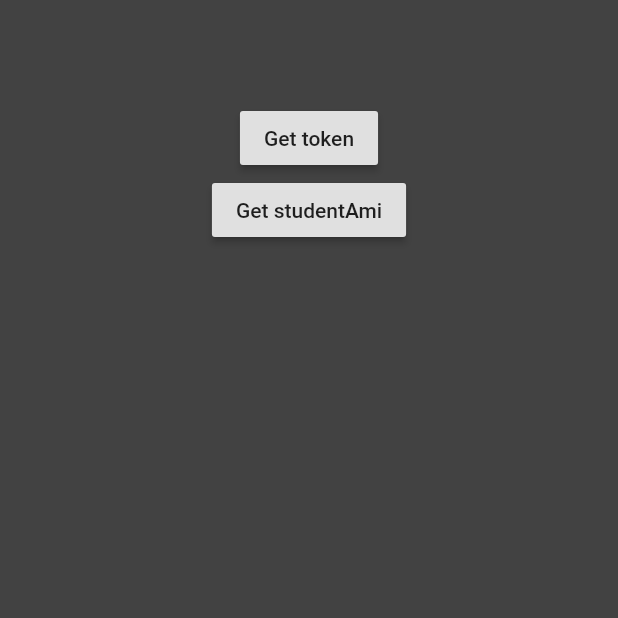
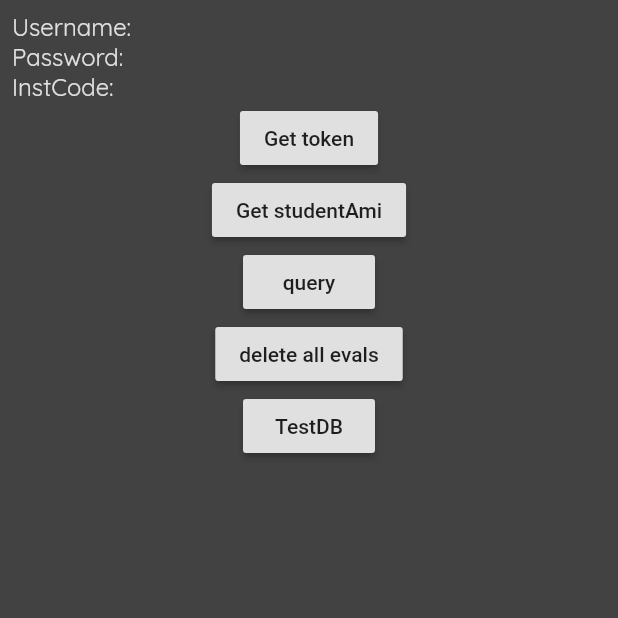
Before and after one commit to mima47/gradeCalcAndroid, a Flutter app: the TestScreen screen opened directly with empty values, after a tap on "Get studentAmi", on a phone screen of 412 x 824 dp, the top half of it. Run offline on Flutter 3.47's test engine with Material 2 defaults, Android fonts, the phone set to English and light mode, and no system bars; our stand-ins replace sqflite; accounts and stored records are empty.

Commit message:
more buttons

```diff
--- a/lib/screens/main_screen.dart
+++ b/lib/screens/main_screen.dart
@@ -1,21 +1,16 @@
 import 'package:flutter/material.dart';
 import 'package:flutter/rendering.dart';
 import 'package:gradecalc/helpers/request_helper.dart' as requestHelper;
+import 'package:gradecalc/helpers/database_helper.dart' as dbhelper;
+import 'package:gradecalc/models/evaulation.dart';
 
 
 class TestScreen extends StatelessWidget {
 
-  Map user = {
-    'username': '',
-    'password': '',
-    'instCode': ''
-  };
-
   @override
   Widget build(BuildContext context) {
 
-    user = ModalRoute.of(context).settings.arguments;
-
+    Map user = ModalRoute.of(context).settings.arguments;
     String username = user['username'];
     String password = user['password'];
     String instCode = user['instCode'];
@@ -30,7 +25,7 @@ class TestScreen extends StatelessWidget {
             crossAxisAlignment: CrossAxisAlignment.start,
             children: [
               Text(
-                username,
+                'Username: '+username,
                 style: TextStyle(
                   color: Colors.grey[300],
                   fontFamily: 'Quicksand',
@@ -38,7 +33,7 @@ class TestScreen extends StatelessWidget {
                 ),
               ),
               Text(
-                password,
+                'Password: '+password,
                 style: TextStyle(
                     color: Colors.grey[300],
                     fontFamily: 'Quicksand',
@@ -46,7 +41,7 @@ class TestScreen extends StatelessWidget {
                 ),
               ),
               Text(
-                instCode,
+                'InstCode: '+instCode,
                 style: TextStyle(
                     color: Colors.grey[300],
                     fontFamily: 'Quicksand',
@@ -69,10 +64,38 @@ class TestScreen extends StatelessWidget {
                   Center(
                     child: RaisedButton(
                       onPressed: () async {
-                        String token = await requestHelper.getToken(user: username, pass: password, instCode: instCode);
-                        requestHelper.getStudentAmi(token);
+                        getStudentAmi(username, password, instCode);
                       },
                       child: Text('Get studentAmi'),
+                    ),
+                  ),
+                  Center(
+                    child: RaisedButton(
+                      onPressed: () async{
+                        print(await query());
+                      },
+                      child: Text('query'),
+                    ),
+                  ),
+                  Center(
+                    child: RaisedButton(
+                      onPressed: () async{
+                        await dbhelper.deleteEval();
+                      },
+                      child: Text('delete all evals'),
+                    ),
+                  ),
+                  Center(
+                    child: RaisedButton(
+                      onPressed: () async{
+//                        List asd = await dbhelper.givenMonth('2019-09-01', '2020-01-01');
+//                        List asd = await dbhelper.calculate('2019-09-01', '2020-01-01');
+//                        for (var i=0; i<asd.length; i++){
+//                          print(asd[i]);
+//                        }
+//                        print(asd.length);
+                      },
+                      child: Text('TestDB'),
                     ),
                   ),
                 ],
@@ -83,4 +106,33 @@ class TestScreen extends StatelessWidget {
       ),
     );
   }
+
+// print all items in database
+
+  query() async{
+    List<Map<String, dynamic>> evals = await dbhelper.evals();
+    for (var i=0; i<evals.length; i++){
+      print(evals[i]);
+    }
+  }
+
+  // Add all evaluations from studentAmi to database
+
+  getStudentAmi(user, pass, instCode) async {
+    String token = await requestHelper.getToken(user: user, pass: pass, instCode: instCode);
+
+    List data = await requestHelper.getEvals(token);
+
+    for (var i=0; i<data.length; i++){
+      Evaluation eval = Evaluation(
+          evaluationID: data[i]['EvaluationId'],
+          type: data[i]['Type'],
+          subject: data[i]['Subject'],
+          weight: data[i]['Weight'],
+          numberValue: data[i]['NumberValue'],
+          creatingTime: data[i]['CreatingTime']
+      );
+      dbhelper.insertEval(eval);
+    }
+  }
 }
```
